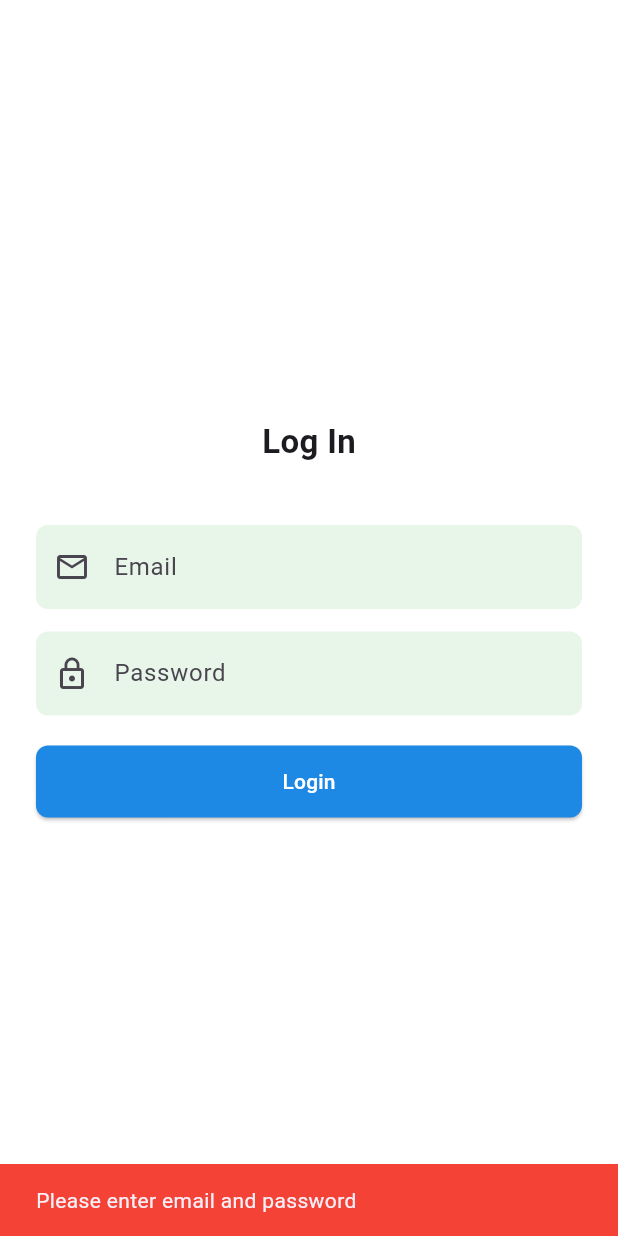
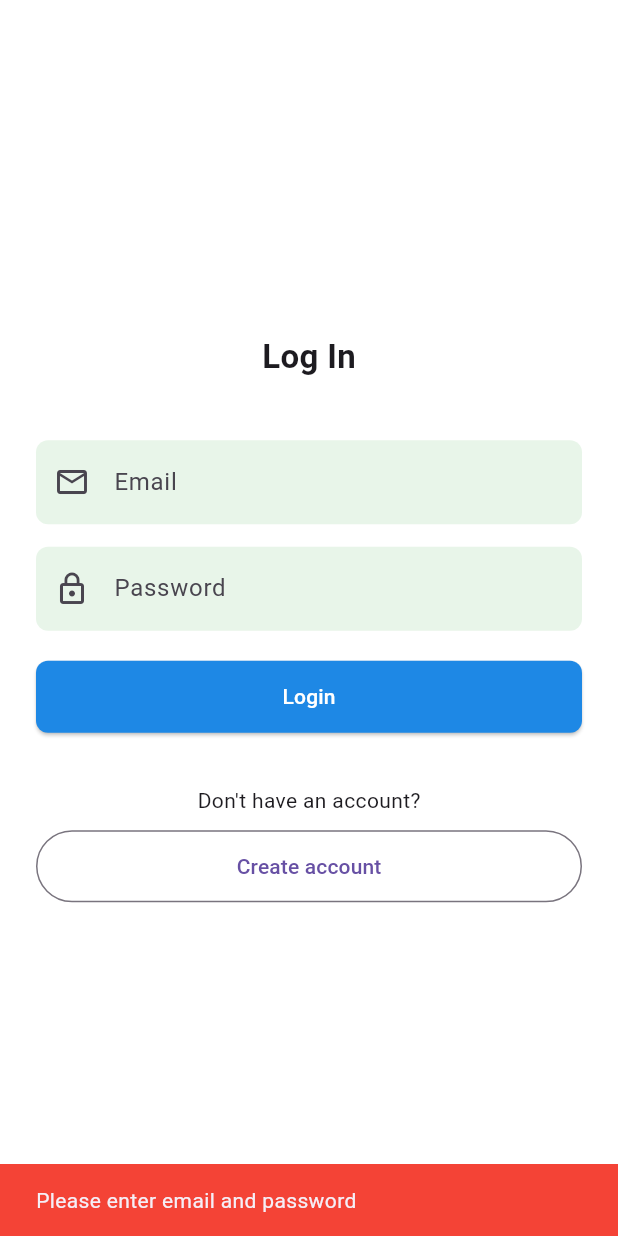
Before and after one commit to helangeorge999/busbooking, a Flutter app: the LoginPage screen opened directly, after a tap on "Login", on a phone screen of 412 x 824 dp. Run offline on Flutter 3.47's test engine with Material 3 defaults, Android fonts, the phone set to English and light mode, and no system bars; our stand-ins replace flutter_riverpod, shared_preferences; accounts and stored records are empty.

Commit message:
update code

```diff
--- a/lib/features/auth/presentation/pages/login_page.dart
+++ b/lib/features/auth/presentation/pages/login_page.dart
@@ -1,64 +1,19 @@
-import 'package:busbooking/features/auth/data/datasources/auth_remote_data_source.dart';
+import 'dart:convert';
 import 'package:flutter/material.dart';
+import 'package:http/http.dart' as http;
+import 'package:shared_preferences/shared_preferences.dart';
+
 import '../../../../../core/constants/app_colors.dart';
 import '../pages/home_page.dart';
+import 'signup_page.dart';
 
-class LoginPage extends StatefulWidget {
-  const LoginPage({super.key});
+class LoginPage extends StatelessWidget {
+  LoginPage({super.key});
 
-  @override
-  State<LoginPage> createState() => _LoginPageState();
-}
-
-class _LoginPageState extends State<LoginPage> {
   final TextEditingController emailController = TextEditingController();
   final TextEditingController passwordController = TextEditingController();
 
-  bool isLoading = false;
-
-  Future<void> handleLogin() async {
-    if (emailController.text.isEmpty || passwordController.text.isEmpty) {
-      ScaffoldMessenger.of(context).showSnackBar(
-        const SnackBar(
-          content: Text('Please enter email and password'),
-          backgroundColor: Colors.red,
-        ),
-      );
-      return;
-    }
-
-    setState(() => isLoading = true);
-
-    try {
-      final response = await AuthRemoteDataSource().login(
-        emailController.text.trim(),
-        passwordController.text.trim(),
-      );
-
-      // ✅ Login success → go home
-      ScaffoldMessenger.of(context).showSnackBar(
-        SnackBar(
-          content: Text(response['message'] ?? 'Login successful'),
-          backgroundColor: Colors.green,
-        ),
-      );
-
-      Navigator.pushReplacement(
-        context,
-        MaterialPageRoute(builder: (_) => HomePage()),
-      );
-    } catch (e) {
-      // ❌ Login failed
-      ScaffoldMessenger.of(context).showSnackBar(
-        SnackBar(
-          content: Text(e.toString().replaceAll('Exception: ', '')),
-          backgroundColor: Colors.red,
-        ),
-      );
-    } finally {
-      setState(() => isLoading = false);
-    }
-  }
+  static const String loginUrl = "http://10.0.2.2:5050/api/auth/login";
 
   @override
   Widget build(BuildContext context) {
@@ -108,13 +63,33 @@ class _LoginPageState extends State<LoginPage> {
                         borderRadius: BorderRadius.circular(8),
                       ),
                     ),
-                    onPressed: isLoading ? null : handleLogin,
-                    child: isLoading
-                        ? const CircularProgressIndicator(color: Colors.white)
-                        : const Text(
-                            'Login',
-                            style: TextStyle(color: Colors.white),
-                          ),
+                    onPressed: () async {
+                      await _login(context);
+                    },
+                    child: const Text(
+                      'Login',
+                      style: TextStyle(color: Colors.white),
+                    ),
+                  ),
+                ),
+
+                const SizedBox(height: 35),
+
+                const Text("Don't have an account?"),
+
+                const SizedBox(height: 10),
+
+                SizedBox(
+                  width: double.infinity,
+                  height: 48,
+                  child: OutlinedButton(
+                    onPressed: () {
+                      Navigator.push(
+                        context,
+                        MaterialPageRoute(builder: (_) => const SignupPage()),
+                      );
+                    },
+                    child: const Text('Create account'),
                   ),
                 ),
               ],
@@ -123,6 +98,49 @@ class _LoginPageState extends State<LoginPage> {
         ),
       ),
     );
+  }
+
+  /// 🔐 REAL LOGIN FUNCTION
+  Future<void> _login(BuildContext context) async {
+    if (emailController.text.isEmpty || passwordController.text.isEmpty) {
+      _showSnack(context, 'Please enter email and password', Colors.red);
+      return;
+    }
+
+    try {
+      final response = await http.post(
+        Uri.parse(loginUrl),
+        headers: {'Content-Type': 'application/json'},
+        body: jsonEncode({
+          "email": emailController.text.trim(),
+          "password": passwordController.text.trim(),
+        }),
+      );
+
+      final data = jsonDecode(response.body);
+
+      if (response.statusCode == 200 && data['success'] == true) {
+        // ✅ SAVE FULL NAME HERE
+        final prefs = await SharedPreferences.getInstance();
+        // await prefs.clear();
+        await prefs.setString('fullName', data['user']['name']);
+
+        Navigator.pushReplacement(
+          context,
+          MaterialPageRoute(builder: (_) => const HomePage()),
+        );
+      } else {
+        _showSnack(context, data['message'] ?? 'Login failed', Colors.red);
+      }
+    } catch (e) {
+      _showSnack(context, 'Server error', Colors.red);
+    }
+  }
+
+  void _showSnack(BuildContext context, String msg, Color color) {
+    ScaffoldMessenger.of(
+      context,
+    ).showSnackBar(SnackBar(content: Text(msg), backgroundColor: color));
   }
 
   Widget _buildTextField({
--- a/pubspec.yaml
+++ b/pubspec.yaml
@@ -34,6 +34,7 @@ dependencies:
 
   flutter:
     sdk: flutter
+  shared_preferences: ^2.2.2
 
 
 
```
Also changed, not shown: lib/features/auth/presentation/pages/home_page.dart (+37 -21 lines), pubspec.lock, 1 other file.
